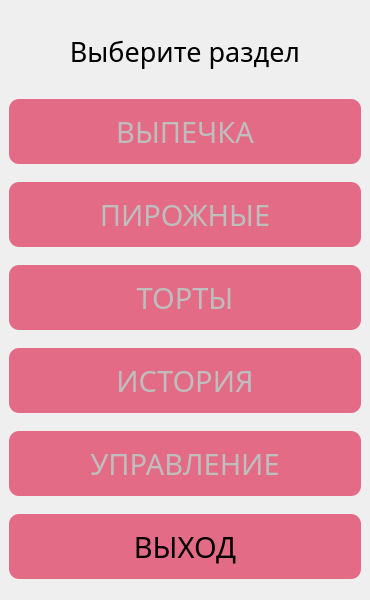
Old version of the form ui/sections.ui in the repository PavelZagumenkin/Malina_Orders_v2.
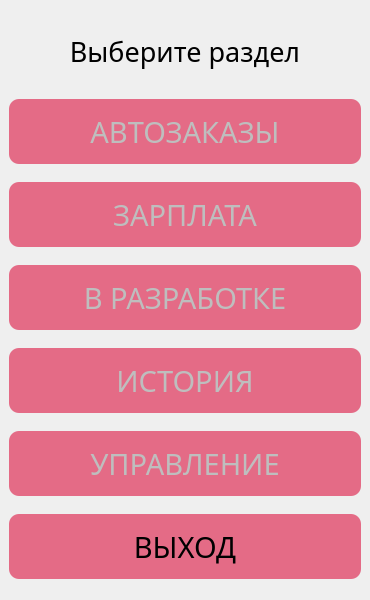
New version of the form. Icons and pictures are not drawn.

Commit message: Изменил имя ui элемента control.py. Добавил окно Управление

Diff of the .ui file:
```diff
--- a/ui/sections.ui
+++ b/ui/sections.ui
@@ -113,7 +113,7 @@
 }</string>
       </property>
       <property name="text">
-       <string>ВЫПЕЧКА</string>
+       <string>АВТОЗАКАЗЫ</string>
       </property>
       <property name="checkable">
        <bool>false</bool>
@@ -168,7 +168,7 @@
 }</string>
       </property>
       <property name="text">
-       <string>ПИРОЖНЫЕ</string>
+       <string>ЗАРПЛАТА</string>
       </property>
       <property name="checkable">
        <bool>false</bool>
@@ -223,7 +223,7 @@
 }</string>
       </property>
       <property name="text">
-       <string>ТОРТЫ</string>
+       <string>В РАЗРАБОТКЕ</string>
       </property>
       <property name="checkable">
        <bool>false</bool>
```
Left out of the diff: 6 changed lines with no effect on the pictures. The commit also changes 6 other files.
